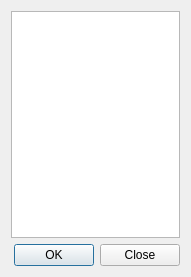
Qt form layerselectordialogbase.ui (nextgis/dtclassifier) before a commit.
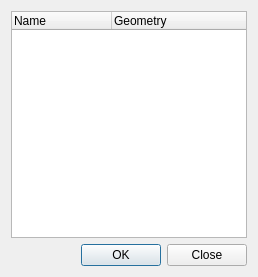
The same form after that commit.

Commit message: show layer geometry type in layer selector dialog (implement #20)

Diff of the .ui file:
```diff
--- a/layerselectordialogbase.ui
+++ b/layerselectordialogbase.ui
@@ -6,7 +6,7 @@
    <rect>
     <x>0</x>
     <y>0</y>
-    <width>191</width>
+    <width>258</width>
     <height>277</height>
    </rect>
   </property>
@@ -15,7 +15,7 @@
   </property>
   <layout class="QVBoxLayout" name="verticalLayout">
    <item>
-    <widget class="QListWidget" name="layersList">
+    <widget class="QTreeWidget" name="treeLayers">
      <property name="editTriggers">
       <set>QAbstractItemView::NoEditTriggers</set>
      </property>
@@ -25,6 +25,25 @@
      <property name="selectionMode">
       <enum>QAbstractItemView::ExtendedSelection</enum>
      </property>
+     <property name="rootIsDecorated">
+      <bool>false</bool>
+     </property>
+     <property name="itemsExpandable">
+      <bool>false</bool>
+     </property>
+     <property name="allColumnsShowFocus">
+      <bool>true</bool>
+     </property>
+     <column>
+      <property name="text">
+       <string>Name</string>
+      </property>
+     </column>
+     <column>
+      <property name="text">
+       <string>Geometry</string>
+      </property>
+     </column>
     </widget>
    </item>
    <item>
```
The commit also changes 1 other file.
